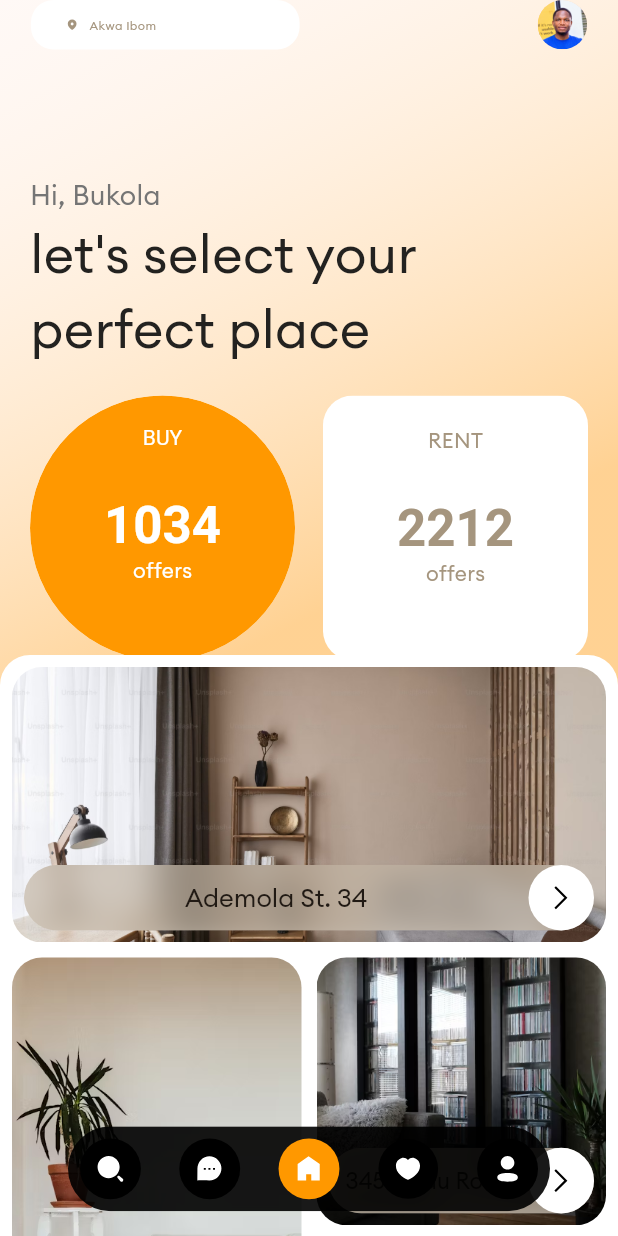
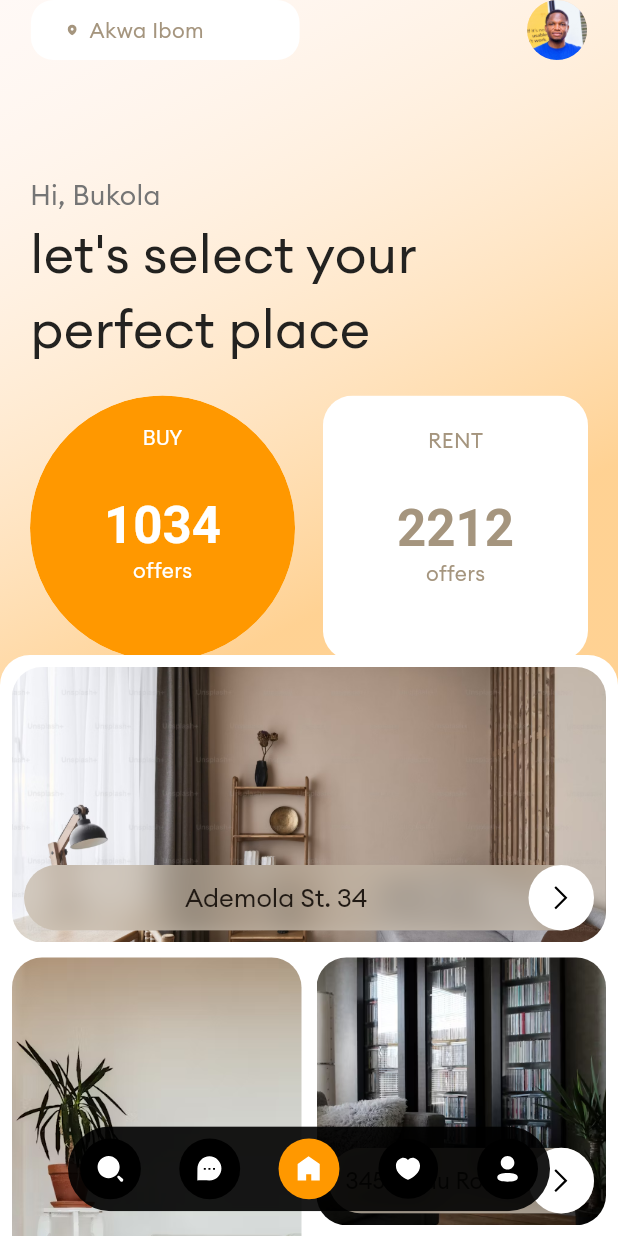
Before and after one commit to cybersokari/flutter-interview, a Flutter app: the screen it shows after launch, on a phone screen of 412 x 824 dp. Run offline on Flutter 3.47's test engine with Material 3 defaults, Android fonts, the phone set to English and light mode, and no system bars; drawn by our look-alikes of auto_size_text; our stand-ins replace flutter_map, flutter_svg, latlong2.

Commit message:
chore: make map_info_selector.dart responsive

```diff
--- a/lib/home.dart
+++ b/lib/home.dart
@@ -92,6 +92,7 @@ class _MyHomePageState extends State<MyHomePage> with TickerProviderStateMixin {
     final width = MediaQuery.of(context).size.width;
     final bottomNavHorizontalPadding = width * .11;
     final navBackground = Colors.black.withOpacity(.9);
+    final favIconHeight = height * .02;
     return Scaffold(
       extendBody: true,
       extendBodyBehindAppBar: true,
@@ -153,7 +154,9 @@ class _MyHomePageState extends State<MyHomePage> with TickerProviderStateMixin {
               );
             }),
       ),
-      floatingActionButton: AnimatedOpacity(
+      floatingActionButton: Padding(
+        padding: EdgeInsets.only(left: width * .1, right: width * .01),
+        child: AnimatedOpacity(
           opacity: showMapView ? 1 : 0,
           duration: mapItemsVisibilityDelay,
           onEnd: () {
@@ -163,8 +166,6 @@ class _MyHomePageState extends State<MyHomePage> with TickerProviderStateMixin {
               mapMakerModel.hide();
             }
           },
-        child: Padding(
-          padding: const EdgeInsets.only(left: 35, right: 10),
           child: Row(
             mainAxisAlignment: MainAxisAlignment.spaceBetween,
             crossAxisAlignment: CrossAxisAlignment.end,
@@ -194,7 +195,9 @@ class _MyHomePageState extends State<MyHomePage> with TickerProviderStateMixin {
                                 decoration: BoxDecoration(
                                     shape: BoxShape.circle,
                                     color: _greyButtonColor),
-                                child: SvgPicture.asset(Assets.iconsStackLine)),
+                                child: SvgPicture.asset(
+                                    height: favIconHeight,
+                                    Assets.iconsStackLine)),
                           ),
                         ),
                       ),
@@ -209,6 +212,8 @@ class _MyHomePageState extends State<MyHomePage> with TickerProviderStateMixin {
                               return mapMakerModel.showIcon();
                             }
                           }),
+                          screenHeight: height,
+                          screenWidth: width,
                         ),
                       ),
                     ],
@@ -222,7 +227,8 @@ class _MyHomePageState extends State<MyHomePage> with TickerProviderStateMixin {
                         padding: const EdgeInsets.all(14),
                         decoration: BoxDecoration(
                             shape: BoxShape.circle, color: _greyButtonColor),
-                        child: SvgPicture.asset(Assets.iconsNavigation)),
+                        child: SvgPicture.asset(
+                            height: favIconHeight, Assets.iconsNavigation)),
                   ),
                 ],
               ),
@@ -234,11 +240,13 @@ class _MyHomePageState extends State<MyHomePage> with TickerProviderStateMixin {
                   color: _greyButtonColor,
                   child: Row(
                     children: [
-                      SvgPicture.asset(Assets.iconsHambugerLine),
-                      const SizedBox(
-                        width: 4,
+                      SvgPicture.asset(
+                          height: favIconHeight, Assets.iconsHambugerLine),
+                      SizedBox(
+                        width: width * .015,
                       ),
                       const AutoSizeText(
+                        minFontSize: 4,
                         "list of variants",
                         style: TextStyle(color: Colors.white, fontSize: 14),
                       ),
--- a/lib/main.dart
+++ b/lib/main.dart
@@ -1,11 +1,10 @@
-import 'package:device_preview/device_preview.dart';
-import 'package:flutter/foundation.dart';
 import 'package:flutter/material.dart';
 
 import 'home.dart';
 
 void main() {
-  runApp(DevicePreview(enabled: kDebugMode, builder: (_) => const MyApp()));
+  // runApp(DevicePreview(enabled: kDebugMode, builder: (_) => const MyApp()));
+  runApp(const MyApp());
 }
 
 class MyApp extends StatelessWidget {
--- a/lib/molecule/landing_appbar_view.dart
+++ b/lib/molecule/landing_appbar_view.dart
@@ -59,7 +59,6 @@ class _LandingAppbarViewState extends State<LandingAppbarView>
     return Row(
       children: [
         AnimatedContainer(
-          height: appBarHeight * .4,
           decoration: const BoxDecoration(
             color: Colors.white,
             borderRadius: BorderRadius.all(
@@ -82,7 +81,7 @@ class _LandingAppbarViewState extends State<LandingAppbarView>
                     colorFilter: const ColorFilter.mode(
                         leadingContentColor, BlendMode.srcIn),
                     Assets.iconsLocationPin,
-                    height: appBarHeight / 10,
+                    height: appBarHeight * .1,
                     width: 15,
                   );
                 }),
@@ -105,8 +104,8 @@ class _LandingAppbarViewState extends State<LandingAppbarView>
         ScaleTransition(
           scale: _scaleAnimation,
           child: CircleAvatar(
-            radius: appBarHeight * .2,
             foregroundImage: Image.asset(
+              height: appBarHeight * .15,
               Assets.imagesImg5,
             ).image,
           ),
```
Also changed, not shown: lib/atom/map_info_selector.dart (+33 -16 lines), lib/molecule/map_appbar_view.dart (+9 -3 lines), pubspec.yaml (+1 -16 lines), assets/icons/shield_line.svg (added), assets/icons/shopping_basket_line.svg (added), assets/icons/wallet_line.svg (added), lib/generated/assets.dart, pubspec.lock, 2 other files. Lines whose indentation alone changed are shown as unchanged.
